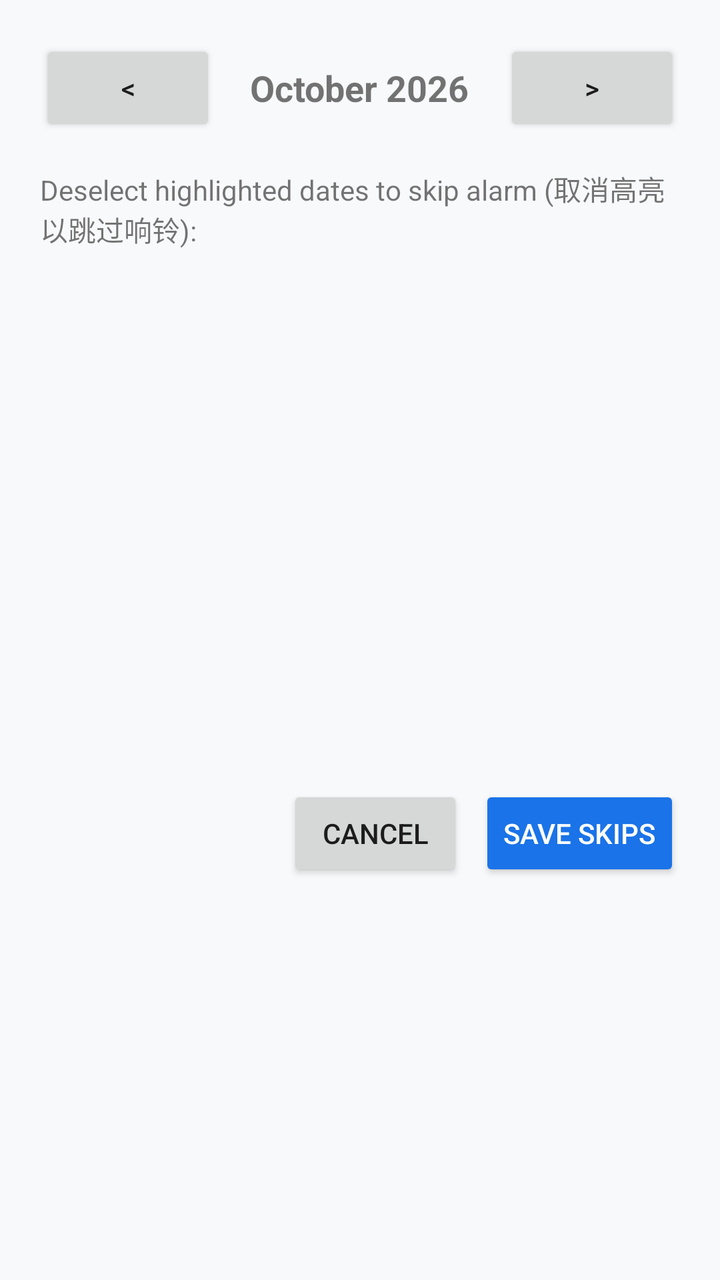
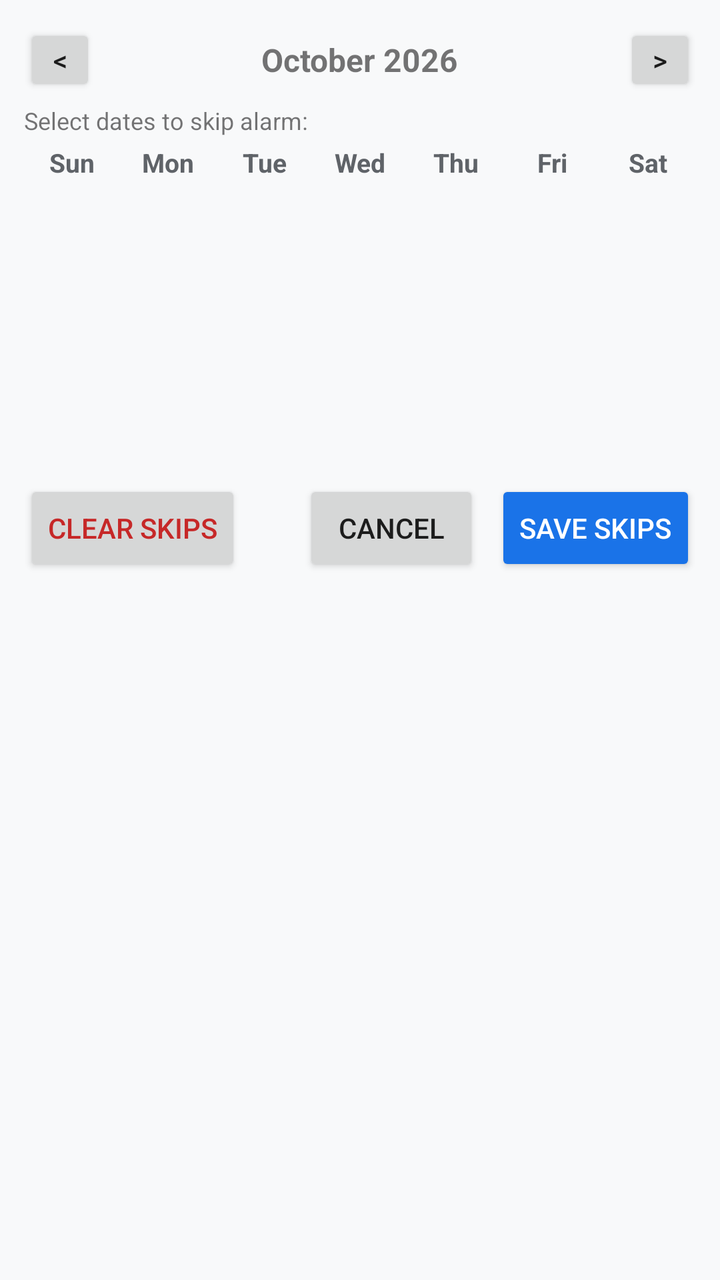

Before-and-after screenshots of an Android layout around one commit, followed by the original layout XML and the change that was made.
<!-- AndroidManifest.xml: application theme Theme.AlarmApp -->
<!-- res/layout/dialog_vacation_calendar.xml -->
<?xml version="1.0" encoding="utf-8"?>
<LinearLayout xmlns:android="http://schemas.android.com/apk/res/android"
    android:layout_width="match_parent"
    android:layout_height="wrap_content"
    android:orientation="vertical"
    android:padding="20dp">

    
    <RelativeLayout
        android:layout_width="match_parent"
        android:layout_height="wrap_content"
        android:layout_marginBottom="16dp">

        <Button
            android:id="@+id/btn_prev_month"
            android:layout_width="wrap_content"
            android:layout_height="wrap_content"
            android:layout_alignParentStart="true"
            android:text="&lt;" />

        <TextView
            android:id="@+id/tv_month_title"
            android:layout_width="wrap_content"
            android:layout_height="wrap_content"
            android:layout_centerInParent="true"
            android:text="October 2026"
            android:textSize="18sp"
            android:textStyle="bold" />

        <Button
            android:id="@+id/btn_next_month"
            android:layout_width="wrap_content"
            android:layout_height="wrap_content"
            android:layout_alignParentEnd="true"
            android:text="&gt;" />
    </RelativeLayout>

    <TextView
        android:layout_width="match_parent"
        android:layout_height="wrap_content"
        android:text="Deselect highlighted dates to skip alarm (取消高亮以跳过响铃):"
        android:textSize="14sp"
        android:layout_marginBottom="12dp" />

    
    <GridView
        android:id="@+id/gv_calendar_days"
        android:layout_width="match_parent"
        android:layout_height="240dp"
        android:numColumns="7"
        android:stretchMode="columnWidth"
        android:gravity="center" />

    
    <LinearLayout
        android:layout_width="match_parent"
        android:layout_height="wrap_content"
        android:orientation="horizontal"
        android:gravity="end"
        android:layout_marginTop="16dp">

        <Button
            android:id="@+id/btn_cancel_calendar"
            android:layout_width="wrap_content"
            android:layout_height="wrap_content"
            android:text="Cancel"
            android:layout_marginEnd="8dp" />

        <Button
            android:id="@+id/btn_save_calendar"
            android:layout_width="wrap_content"
            android:layout_height="wrap_content"
            android:text="Save Skips"
            android:backgroundTint="@color/primary"
            android:textColor="#FFFFFF" />
    </LinearLayout>

</LinearLayout>
<!-- resources referenced by this layout -->
<resources>
  <color name="primary">#1A73E8</color>
  <style name="Theme.AlarmApp" parent="android:Theme.Material.Light.NoActionBar">
          <item name="android:colorPrimary">@color/primary</item>
          <item name="android:colorPrimaryDark">@color/primary_dark</item>
          <item name="android:colorAccent">@color/accent</item>
          <item name="android:windowBackground">@color/background</item>
      </style>
  <color name="primary_dark">#0D47A1</color>
  <color name="accent">#FF5722</color>
  <color name="background">#F8F9FA</color>
</resources>

<!-- the commit's change to res/layout/dialog_vacation_calendar.xml (unified diff, before → after) -->
@@ -3,19 +3,21 @@
     android:layout_width="match_parent"
     android:layout_height="wrap_content"
     android:orientation="vertical"
-    android:padding="20dp">
+    android:padding="12dp">
 
     
     <RelativeLayout
         android:layout_width="match_parent"
         android:layout_height="wrap_content"
-        android:layout_marginBottom="16dp">
+        android:layout_marginBottom="4dp">
 
         <Button
             android:id="@+id/btn_prev_month"
-            android:layout_width="wrap_content"
-            android:layout_height="wrap_content"
+            android:layout_width="36dp"
+            android:layout_height="36dp"
             android:layout_alignParentStart="true"
+            android:padding="0dp"
+            android:textSize="14sp"
             android:text="&lt;" />
 
         <TextView
@@ -24,29 +26,110 @@
             android:layout_height="wrap_content"
             android:layout_centerInParent="true"
             android:text="October 2026"
-            android:textSize="18sp"
+            android:textSize="16sp"
             android:textStyle="bold" />
 
         <Button
             android:id="@+id/btn_next_month"
-            android:layout_width="wrap_content"
-            android:layout_height="wrap_content"
+            android:layout_width="36dp"
+            android:layout_height="36dp"
             android:layout_alignParentEnd="true"
+            android:padding="0dp"
+            android:textSize="14sp"
             android:text="&gt;" />
     </RelativeLayout>
 
     <TextView
         android:layout_width="match_parent"
         android:layout_height="wrap_content"
-        android:text="Deselect highlighted dates to skip alarm (取消高亮以跳过响铃):"
-        android:textSize="14sp"
-        android:layout_marginBottom="12dp" />
+        android:text="@string/select_dates_to_skip"
+        android:textSize="12sp"
+        android:layout_marginBottom="4dp" />
+
+    
+    <LinearLayout
+        android:id="@+id/layout_calendar_header"
+        android:layout_width="match_parent"
+        android:layout_height="wrap_content"
+        android:orientation="horizontal"
+        android:layout_marginBottom="4dp">
+
+        <TextView
+            android:layout_width="0dp"
+            android:layout_height="wrap_content"
+            android:layout_weight="1"
+            android:gravity="center"
+            android:text="@string/sun"
+            android:textSize="13sp"
+            android:textStyle="bold"
+            android:textColor="@color/text_secondary" />
+
+        <TextView
+            android:layout_width="0dp"
+            android:layout_height="wrap_content"
+            android:layout_weight="1"
+            android:gravity="center"
+            android:text="@string/mon"
+            android:textSize="13sp"
+            android:textStyle="bold"
+            android:textColor="@color/text_secondary" />
+
+        <TextView
+            android:layout_width="0dp"
+            android:layout_height="wrap_content"
+            android:layout_weight="1"
+            android:gravity="center"
+            android:text="@string/tue"
+            android:textSize="13sp"
+            android:textStyle="bold"
+            android:textColor="@color/text_secondary" />
+
+        <TextView
+            android:layout_width="0dp"
+            android:layout_height="wrap_content"
+            android:layout_weight="1"
+            android:gravity="center"
+            android:text="@string/wed"
+            android:textSize="13sp"
+            android:textStyle="bold"
+            android:textColor="@color/text_secondary" />
+
+        <TextView
+            android:layout_width="0dp"
+            android:layout_height="wrap_content"
+            android:layout_weight="1"
+            android:gravity="center"
+            android:text="@string/thu"
+            android:textSize="13sp"
+            android:textStyle="bold"
+            android:textColor="@color/text_secondary" />
+
+        <TextView
+            android:layout_width="0dp"
+            android:layout_height="wrap_content"
+            android:layout_weight="1"
+            android:gravity="center"
+            android:text="@string/fri"
+            android:textSize="13sp"
+            android:textStyle="bold"
+            android:textColor="@color/text_secondary" />
+
+        <TextView
+            android:layout_width="0dp"
+            android:layout_height="wrap_content"
+            android:layout_weight="1"
+            android:gravity="center"
+            android:text="@string/sat"
+            android:textSize="13sp"
+            android:textStyle="bold"
+            android:textColor="@color/text_secondary" />
+    </LinearLayout>
 
     
     <GridView
         android:id="@+id/gv_calendar_days"
         android:layout_width="match_parent"
-        android:layout_height="240dp"
+        android:layout_height="140dp"
         android:numColumns="7"
         android:stretchMode="columnWidth"
         android:gravity="center" />
@@ -56,21 +139,33 @@
         android:layout_width="match_parent"
         android:layout_height="wrap_content"
         android:orientation="horizontal"
-        android:gravity="end"
-        android:layout_marginTop="16dp">
+        android:gravity="center_vertical"
+        android:layout_marginTop="6dp">
+
+        <Button
+            android:id="@+id/btn_clear_calendar"
+            android:layout_width="wrap_content"
+            android:layout_height="wrap_content"
+            android:text="@string/clear_skips"
+            android:textColor="#C62828" />
+
+        <View
+            android:layout_width="0dp"
+            android:layout_height="1dp"
+            android:layout_weight="1" />
 
         <Button
             android:id="@+id/btn_cancel_calendar"
             android:layout_width="wrap_content"
             android:layout_height="wrap_content"
-            android:text="Cancel"
+            android:text="@string/cancel"
             android:layout_marginEnd="8dp" />
 
         <Button
             android:id="@+id/btn_save_calendar"
             android:layout_width="wrap_content"
             android:layout_height="wrap_content"
-            android:text="Save Skips"
+            android:text="@string/save_skips"
             android:backgroundTint="@color/primary"
             android:textColor="#FFFFFF" />
     </LinearLayout>
<!-- resource entries referenced after the edit -->
@@ -1,6 +1,18 @@
 <!-- resources referenced by this layout -->
 <resources>
   <color name="primary">#1A73E8</color>
+  <color name="text_secondary">#5F6368</color>
+  <string name="cancel">Cancel</string>
+  <string name="clear_skips">Clear Skips</string>
+  <string name="fri">Fri</string>
+  <string name="mon">Mon</string>
+  <string name="sat">Sat</string>
+  <string name="save_skips">Save Skips</string>
+  <string name="select_dates_to_skip">Select dates to skip alarm:</string>
+  <string name="sun">Sun</string>
+  <string name="thu">Thu</string>
+  <string name="tue">Tue</string>
+  <string name="wed">Wed</string>
   <style name="Theme.AlarmApp" parent="android:Theme.Material.Light.NoActionBar">
           <item name="android:colorPrimary">@color/primary</item>
           <item name="android:colorPrimaryDark">@color/primary_dark</item>
